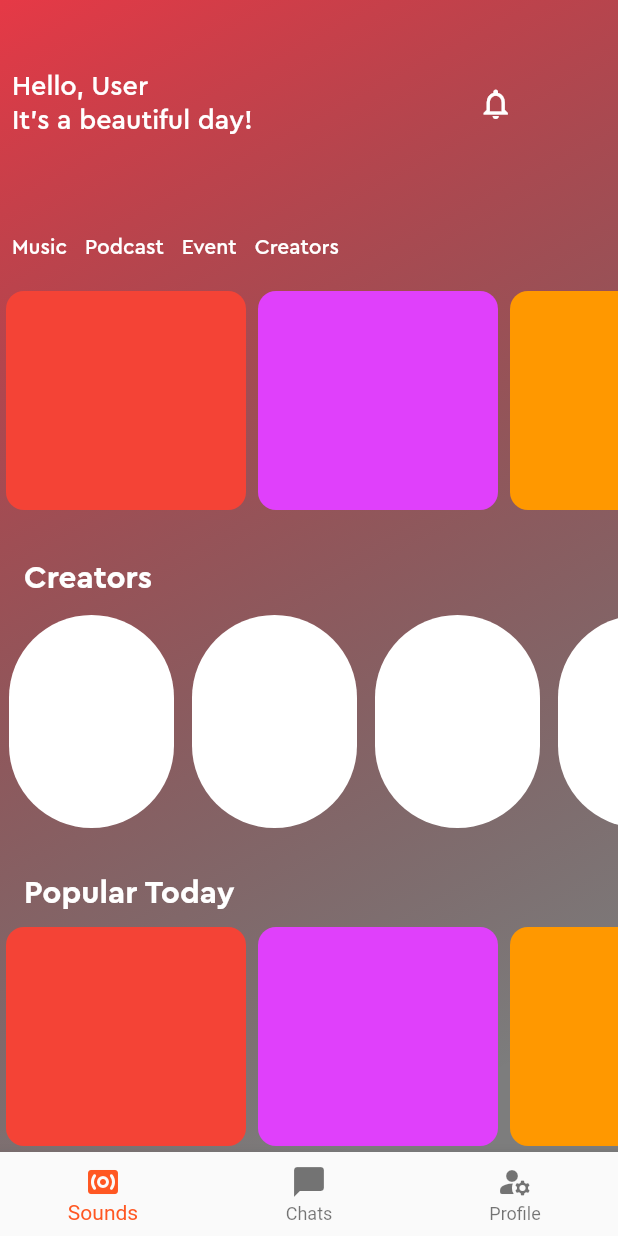
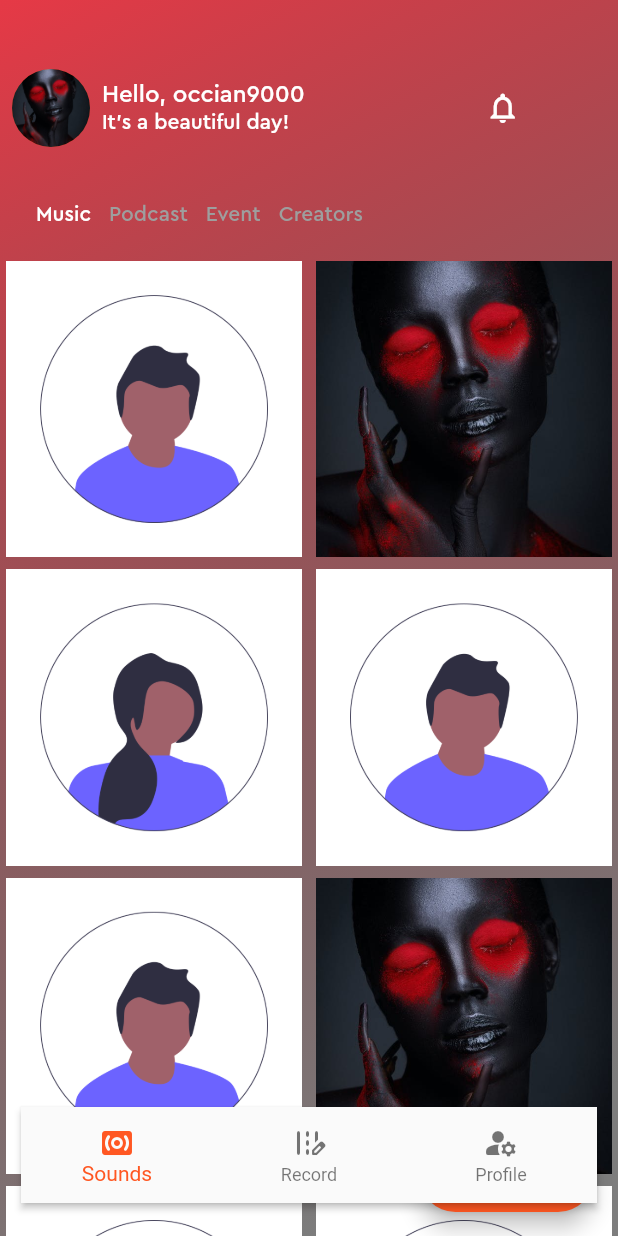
Before and after one commit to occiandiaali/Soundly, a Flutter app: the LayoutPage screen opened directly, on a phone screen of 412 x 824 dp. Run offline on Flutter 3.47's test engine with Material 2 defaults, Android fonts, the phone set to English and light mode, and no system bars; our stand-ins replace audioplayers, flutter_riverpod.

Commit message:
Refactor: Change from bottom nav to single screen, with extended fab

```diff
--- a/lib/info.txt
+++ b/lib/info.txt
@@ -1 +1,2 @@
 https://itnext.io/lets-create-a-mini-spotify-with-flutter-and-riverpod-24aa53ed8b66
+https://blog.logrocket.com/flutter-floatingactionbutton-a-complete-tutorial-with-examples/#floatingactionbutton-rules-and-principles
--- a/lib/src/pages/audio/audio_home.dart
+++ b/lib/src/pages/audio/audio_home.dart
@@ -1,4 +1,5 @@
 import 'package:flutter/material.dart';
+import 'package:flutter/rendering.dart';
 
 class AudioHomePage extends StatefulWidget {
   const AudioHomePage({Key? key}) : super(key: key);
@@ -7,23 +8,91 @@ class AudioHomePage extends StatefulWidget {
   State<AudioHomePage> createState() => _AudioHomePageState();
 }
 
+class PhotoItem {
+  final String image;
+  final String name;
+
+  PhotoItem(this.image, this.name);
+}
+
 class _AudioHomePageState extends State<AudioHomePage> {
+
+  final ScrollController _scrollController = ScrollController();
+  bool _show = true;
+
+  @override
+  void initState() {
+    super.initState();
+    handleScroll();
+  }
+
+  @override
+  void dispose() {
+    _scrollController.removeListener(() {});
+    super.dispose();
+  }
+
+  void showFAB() {
+    setState(() {
+      _show = true;
+    });
+  }
+
+  void hideFAB() {
+    setState(() {
+      _show = false;
+    });
+  }
+
+  void handleScroll() async {
+    _scrollController.addListener(() {
+      if (_scrollController.position.userScrollDirection == ScrollDirection.reverse) {
+        hideFAB();
+      }
+      if (_scrollController.position.userScrollDirection == ScrollDirection.forward) {
+        showFAB();
+      }
+    });
+  }
+
   List<String> imgs = [
-    "boots.webp",
-    "black-woman-face.jpeg",
-    "boots.webp",
-    "black-woman-face.jpeg",
-    "boots.webp",
-    "black-woman-face.jpeg",
-    "boots.webp",
-    "black-woman-face.jpeg",
-    "boots.webp",
-    "black-woman-face.jpeg",
+    "assets/images/boots.webp",
+    "assets/images/black-woman-face.jpeg",
+    "assets/images/female_profile.png",
+    "assets/images/male_profile.png",
+    "assets/images/boots.webp",
+    "assets/images/black-woman-face.jpeg",
+    "assets/images/female_profile.png",
+    "assets/images/male_profile.png",
   ];
+
+  final List<PhotoItem> _items = [
+    PhotoItem('assets/images/male_profile.png', 'John Doe'),
+    PhotoItem('assets/images/black-woman-face.jpeg', 'Jane Smith'),
+    PhotoItem('assets/images/female_profile.png', 'Jane Doe'),
+    PhotoItem('assets/images/male_profile.png', 'John Smith'),
+    PhotoItem('assets/images/male_profile.png', 'John Doe'),
+    PhotoItem('assets/images/black-woman-face.jpeg', 'Jane Smith'),
+    PhotoItem('assets/images/female_profile.png', 'Jane Doe'),
+    PhotoItem('assets/images/male_profile.png', 'John Smith'),
+
+  ];
+
 
   @override
   Widget build(BuildContext context) {
-    return Column(
+    return Scaffold(
+      body: Container(
+        decoration: BoxDecoration(
+            gradient: LinearGradient(
+              colors: [const Color(0xFFe63946), Colors.black.withOpacity(0.5)],
+              stops: const [0.0, 0.9],
+              begin: Alignment.topLeft,
+              end: Alignment.bottomRight,
+              tileMode: TileMode.repeated,
+            )
+        ),
+        child: Column(
             children: [
               const SizedBox(height: 38,),
               Padding(
@@ -31,180 +100,79 @@ class _AudioHomePageState extends State<AudioHomePage> {
                 child: Row(
                  // mainAxisAlignment: MainAxisAlignment.spaceEvenly,
                   children: [
+                    Row(
+                      children: [
+                        const CircleAvatar(
+                          backgroundImage: AssetImage('assets/images/black-woman-face.jpeg'),
+                          radius: 26,
+                        ),
+                        const SizedBox(width: 8,),
                         Column(
                           crossAxisAlignment: CrossAxisAlignment.start,
                           children: const [
-                    Text("Hello, User", style: TextStyle(fontFamily: 'Cera Pro', fontSize: 18, color: Colors.white),),
-                    Text("It's a beautiful day!", style: TextStyle(fontFamily: 'Cera Pro', fontSize: 18, color: Colors.white),)
+                            Text("Hello, occian9000", style: TextStyle(fontFamily: 'Cera Pro', fontSize: 16, color: Colors.white),),
+                            Text("It's a beautiful day!", style: TextStyle(fontFamily: 'Cera Pro', fontSize: 14, color: Colors.white),)
                           ],
                         ),
-                const SizedBox(width: 150,),
+                      ],
+                    ),
+                    const SizedBox(width: 120,),
                     const Icon(Icons.notifications_outlined, color: Colors.white,),
                   ],
                 ),
               ),
-          const SizedBox(height: 48,),
-          Expanded(
-            child: Column(
-              children: [
+              const SizedBox(height: 28,),
               Padding(
-                  padding: const EdgeInsets.all(8.0),
+                padding: const EdgeInsets.only(left: 24.0, bottom: 18.0),
                 child: Row(
                   //  mainAxisAlignment: MainAxisAlignment.spaceEvenly,
                   children: const [
                     Text("Music", style: TextStyle(fontFamily: 'Cera Pro', color: Colors.white)),
                     SizedBox(width: 12,),
-                      Text("Podcast", style: TextStyle(fontFamily: 'Cera Pro', color: Colors.white)),
+                    Text("Podcast", style: TextStyle(fontFamily: 'Cera Pro', color: Colors.grey)),
                     SizedBox(width: 12,),
-                      Text("Event", style: TextStyle(fontFamily: 'Cera Pro', color: Colors.white)),
+                    Text("Event", style: TextStyle(fontFamily: 'Cera Pro', color: Colors.grey)),
                     SizedBox(width: 12,),
-                      Text("Creators", style: TextStyle(fontFamily: 'Cera Pro', color: Colors.white)),
+                    Text("Creators", style: TextStyle(fontFamily: 'Cera Pro', color: Colors.grey)),
                   ],
                 ),
               ),
-                const SizedBox(height: 8.0,),
               Expanded(
-                  child: ListView(
-                    scrollDirection: Axis.horizontal,
-                    children: [
-                      Container(
-                        width: 160.0,
-                        margin: const EdgeInsets.all(4.0),
+                child: GridView.builder(
+                  controller: _scrollController,
+                    gridDelegate: const SliverGridDelegateWithFixedCrossAxisCount(
+                        crossAxisCount: 2,
+                      mainAxisSpacing: 0,
+                      crossAxisSpacing: 1,
+                    ),
+                    itemCount: _items.length,
+                    itemBuilder: (context, index) {
+                      return GestureDetector(
+                        onTap: () {},
+                        child: Padding(
+                          padding: const EdgeInsets.all(4.0),
+                          child: Container(
                             decoration: BoxDecoration(
-                          color: Colors.red,
-                          borderRadius: BorderRadius.circular(12.0),
+                              image: DecorationImage(
+                                fit: BoxFit.cover,
+                                  image: AssetImage(_items[index].image)),
+
                             ),
                           ),
-                      Container(
-                        width: 160.0,
-                        margin: const EdgeInsets.all(4.0),
-                        decoration: BoxDecoration(
-                          color: Colors.purpleAccent,
-                          borderRadius: BorderRadius.circular(12.0),
                         ),
+                      );
+                    }),
               ),
-                      Container(
-                        width: 160.0,
-                        margin: const EdgeInsets.all(4.0),
-                        decoration: BoxDecoration(
-                          color: Colors.orange,
-                          borderRadius: BorderRadius.circular(12.0),
-                        ),
-                      ),
-                      Container(
-                        width: 160.0,
-                        margin: const EdgeInsets.all(4.0),
-                        decoration: BoxDecoration(
-                          color: Colors.green,
-                          borderRadius: BorderRadius.circular(12.0),
-                        ),
-                      ),
-                      Container(
-                        width: 160.0,
-                        margin: const EdgeInsets.all(4.0),
-                        decoration: BoxDecoration(
-                          color: Colors.blue,
-                          borderRadius: BorderRadius.circular(12.0),
-                        ),
-                      ),
-                      Container(
-                        width: 160.0,
-                        margin: const EdgeInsets.all(4.0),
-                        decoration: BoxDecoration(
-                          color: Colors.cyanAccent,
-                          borderRadius: BorderRadius.circular(12.0),
-                        ),
-                      ),
+             // const SizedBox(height: 32,)
             ],
           ),
       ),
-                const SizedBox(height: 28,),
-                const Padding(
-                  padding: EdgeInsets.only(bottom: 6.0, left: 16.0),
-                  child: Align(alignment: Alignment.centerLeft, child: Text("Creators", textDirection: TextDirection.ltr, textAlign: TextAlign.left, style: TextStyle(fontFamily: 'Cera Pro', fontSize: 21, color: Colors.white, fontWeight: FontWeight.w800),)),
-                ),
-                Expanded(
-                  child: ListView(
-                    scrollDirection: Axis.horizontal,
-                    children: [
-                      for (var image in imgs)
-                        Container(
-                          margin: const EdgeInsets.all(6.0),
-                          width: 110,
-                          height: 124,
-                          decoration: BoxDecoration(
-                            color: Colors.white,
-                            borderRadius: BorderRadius.circular(60),
-                          ),
-                          child: const SizedBox(),
-                        ),
-                    ],
-                  ),
-                ),
-                const SizedBox(height: 24,),
-                const Padding(
-                  padding: EdgeInsets.only(bottom: 6.0, left: 16.0),
-                  child: Align(alignment: Alignment.centerLeft, child: Text("Popular Today", textDirection: TextDirection.ltr, textAlign: TextAlign.left, style: TextStyle(fontFamily: 'Cera Pro', fontSize: 21, color: Colors.white, fontWeight: FontWeight.w800),)),
-                ),
-                Expanded(
-                  child: ListView(
-                    scrollDirection: Axis.horizontal,
-                    children: [
-                      Container(
-                        width: 160.0,
-                        margin: const EdgeInsets.all(4.0),
-                        decoration: BoxDecoration(
-                          color: Colors.red,
-                          borderRadius: BorderRadius.circular(12.0),
-                        ),
-                      ),
-                      Container(
-                        width: 160.0,
-                        margin: const EdgeInsets.all(4.0),
-                        decoration: BoxDecoration(
-                          color: Colors.purpleAccent,
-                          borderRadius: BorderRadius.circular(12.0),
-                        ),
-                      ),
-                      Container(
-                        width: 160.0,
-                        margin: const EdgeInsets.all(4.0),
-                        decoration: BoxDecoration(
-                          color: Colors.orange,
-                          borderRadius: BorderRadius.circular(12.0),
-                        ),
-                      ),
-                      Container(
-                        width: 160.0,
-                        margin: const EdgeInsets.all(4.0),
-                        decoration: BoxDecoration(
-                          color: Colors.green,
-                          borderRadius: BorderRadius.circular(12.0),
-                        ),
-                      ),
-                      Container(
-                        width: 160.0,
-                        margin: const EdgeInsets.all(4.0),
-                        decoration: BoxDecoration(
-                          color: Colors.blue,
-                          borderRadius: BorderRadius.circular(12.0),
-                        ),
-                      ),
-                      Container(
-                        width: 160.0,
-                        margin: const EdgeInsets.all(4.0),
-                        decoration: BoxDecoration(
-                          color: Colors.cyanAccent,
-                          borderRadius: BorderRadius.circular(12.0),
-                        ),
-                      ),
-                    ],
-                  ),
-                ),
-              ],
-            ),
-          ),
-        ],
+      floatingActionButton: Visibility(
+        visible: _show,
+          child: FloatingActionButton.extended(
+              onPressed: () {},
+              icon: const Icon(Icons.edit_road_rounded),
+              label: const Text("Create"))),
     );
   }
 
--- a/lib/src/pages/getting_started.dart
+++ b/lib/src/pages/getting_started.dart
@@ -1,4 +1,5 @@
 import 'package:flutter/material.dart';
+import 'package:soundly/src/pages/audio/audio_home.dart';
 import 'package:soundly/src/pages/layout_page.dart';
 import 'package:soundly/src/widgets/build_cta_button.dart';
 
@@ -57,7 +58,7 @@ class GettingStartedPage extends StatelessWidget {
                         Navigator.of(context)
                             .pushReplacement(
                           MaterialPageRoute(
-                              builder: (context) => const LayoutPage())
+                              builder: (context) => const AudioHomePage())
                         );
                       },
                       style: ButtonStyle(
--- a/lib/src/pages/layout_page.dart
+++ b/lib/src/pages/layout_page.dart
@@ -1,4 +1,5 @@
 import 'package:flutter/material.dart';
+import 'package:flutter/rendering.dart';
 import 'package:soundly/src/pages/audio/audio_home.dart';
 import 'package:soundly/src/pages/chat/chat_home.dart';
 import 'package:soundly/src/pages/profile/profile_page.dart';
@@ -11,7 +12,9 @@ class LayoutPage extends StatefulWidget {
 }
 
 class _LayoutPageState extends State<LayoutPage> {
+  ScrollController _scrollController = ScrollController();
   int _selectedIndex = 0;
+  bool _show = true;
 
   void _onNavTabItemTap(int index) {
     setState(() {
@@ -24,6 +27,40 @@ class _LayoutPageState extends State<LayoutPage> {
     ChatHomePage(),
     ProfilePage(),
   ];
+
+  @override
+  void initState() {
+    super.initState();
+    handleScroll();
+  }
+
+  void showFAB() {
+    setState(() {
+      _show = true;
+    });
+  }
+  void hideFAB() {
+    setState(() {
+      _show = false;
+    });
+  }
+
+  void handleScroll() async {
+    _scrollController.addListener(() {
+      if (_scrollController.position.userScrollDirection == ScrollDirection.reverse) {
+        hideFAB();
+      }
+      if (_scrollController.position.userScrollDirection == ScrollDirection.forward) {
+        showFAB();
+      }
+    });
+  }
+
+  @override
+  void dispose() {
+    _scrollController.removeListener(() { });
+    super.dispose();
+  }
 
   @override
   Widget build(BuildContext context) {
@@ -42,7 +79,39 @@ class _LayoutPageState extends State<LayoutPage> {
           child: _screens.elementAt(_selectedIndex),
         ),
       ),
-      bottomNavigationBar: BottomNavigationBar(
+      // bottomNavigationBar: BottomNavigationBar(
+      //   selectedItemColor: Colors.deepOrange,
+      //   items: const<BottomNavigationBarItem>[
+      //     BottomNavigationBarItem(
+      //       icon: Icon(Icons.surround_sound_rounded),
+      //       label: 'Sounds'
+      //     ),
+      //     BottomNavigationBarItem(
+      //         icon: Icon(Icons.chat_bubble),
+      //         label: 'Chats'
+      //     ),
+      //     BottomNavigationBarItem(
+      //         icon: Icon(Icons.manage_accounts_rounded),
+      //         label: 'Profile'
+      //     ),
+      //   ],
+      //   currentIndex: _selectedIndex,
+      //   onTap: _onNavTabItemTap,
+      // ),
+      floatingActionButtonLocation: FloatingActionButtonLocation.centerFloat,
+      floatingActionButton: Visibility(
+        visible: _show,
+        child: Container(
+          margin: const EdgeInsets.only(left: 14.0, right: 14.0, bottom: 6.0),
+          height: 64,
+          // decoration: const BoxDecoration(
+          //   borderRadius: BorderRadius.only(
+          //     topLeft: Radius.circular(24),
+          //     topRight: Radius.circular(24)
+          //   )
+          // ),
+          child: BottomNavigationBar(
+            elevation: 2,
             selectedItemColor: Colors.deepOrange,
             items: const<BottomNavigationBarItem>[
               BottomNavigationBarItem(
@@ -50,8 +119,8 @@ class _LayoutPageState extends State<LayoutPage> {
                   label: 'Sounds'
               ),
               BottomNavigationBarItem(
-              icon: Icon(Icons.chat_bubble),
-              label: 'Chats'
+                  icon: Icon(Icons.edit_road_rounded),
+                  label: 'Record'
               ),
               BottomNavigationBarItem(
                   icon: Icon(Icons.manage_accounts_rounded),
@@ -61,6 +130,8 @@ class _LayoutPageState extends State<LayoutPage> {
             currentIndex: _selectedIndex,
             onTap: _onNavTabItemTap,
           ),
+        ),
+      ),
     );
   }
 }
```
Lines whose indentation alone changed are shown as unchanged.
